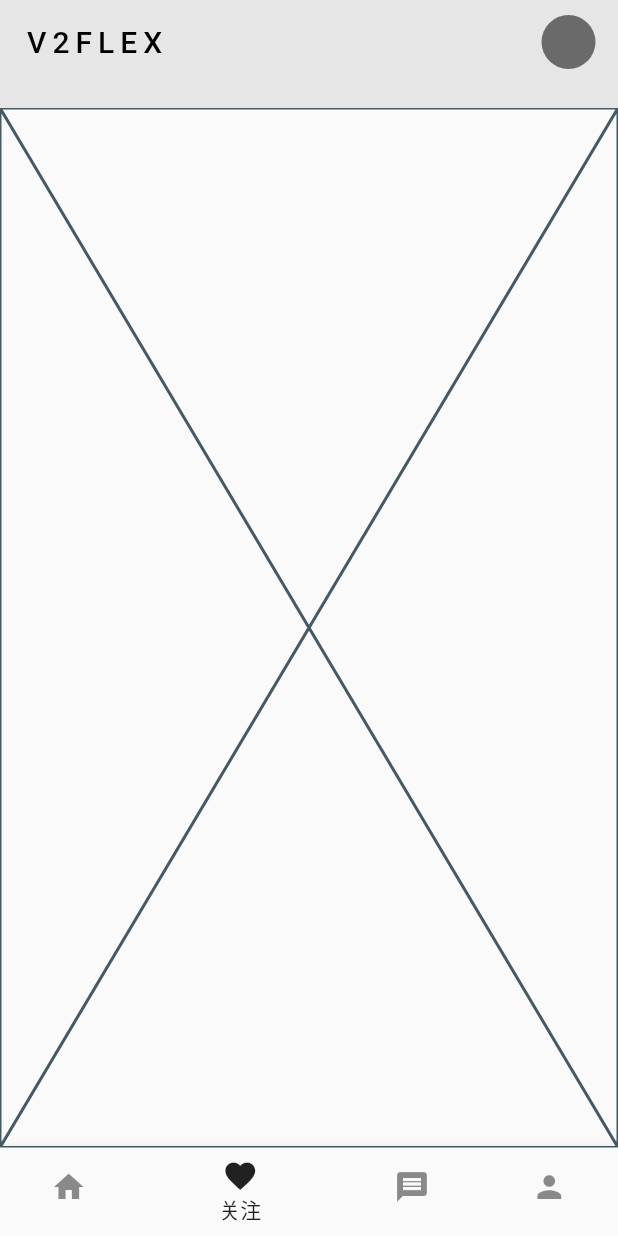
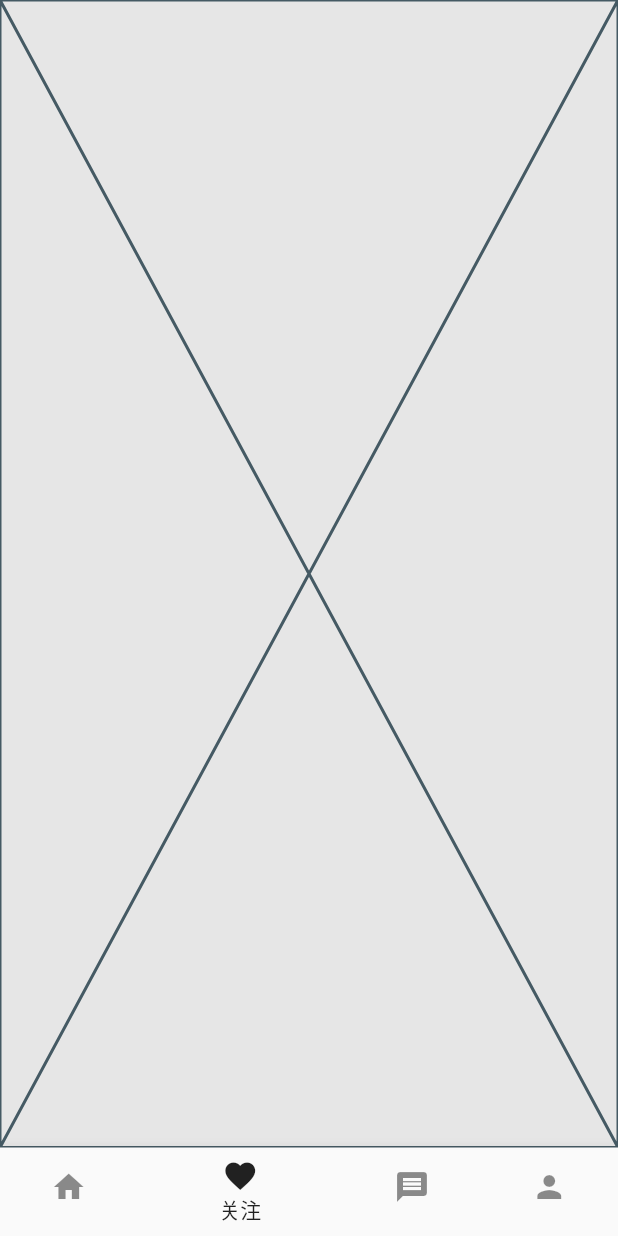
Before and after one commit to green0511/v2flex, a Flutter app: the screen it shows after launch, swiped to page 2, on a phone screen of 412 x 824 dp. Run offline on Flutter 3.47's test engine with Material 2 defaults, Android fonts, the phone set to English and light mode, and no system bars; our stand-ins replace dio, dotted_border; network calls fail.

Commit message:
feat: remove AppBar

```diff
--- a/lib/containers/AppBar.dart
+++ /dev/null
@@ -1,48 +0,0 @@
-import 'package:flutter/material.dart';
-import 'package:v2flex/pages/user.dart';
-
-PreferredSize renderAppBar () {
-  return PreferredSize(
-    preferredSize: Size.fromHeight(72),
-    child: AppBar(
-      backgroundColor: Color.fromARGB(255, 230, 230, 230),
-      elevation: 0,
-      centerTitle: false,
-      title: Text(
-        'v2flex'.toUpperCase(),
-        style: TextStyle(
-          color: Colors.black,
-          letterSpacing: 4,
-        ),
-      ),
-      actions: <Widget>[
-        Avatar(),
-      ],
-    ),
-  );
-}
-
-class Avatar extends StatelessWidget {
-  @override
-  Widget build(BuildContext context) {
-    return Center(
-      child: GestureDetector(
-        onTap: () {
-          Navigator.push(
-            context,
-            MaterialPageRoute(builder: (context) => UserRoute()),
-          );
-        },
-        child: Container(
-          margin: EdgeInsets.only(right: 15),
-          width: 36,
-          height: 36,
-          decoration: BoxDecoration(
-            color: Colors.black54,
-            borderRadius: BorderRadius.circular(36),
-          ),
-        ),
-      )
-    );
-  }
-}
--- a/lib/main.dart
+++ b/lib/main.dart
@@ -3,7 +3,6 @@ import 'package:flutter/material.dart';
 import 'utils/http_client.dart';
 
 import 'containers/HomeFeed.dart';
-import 'containers/AppBar.dart';
 
 void main() {
   initDio();
@@ -58,8 +57,10 @@ class MainState extends State<Main> {
   @override
   Widget build(BuildContext context) {
     return Scaffold(
-      appBar: renderAppBar(),
-      body: PageView.builder(
+      body: Container(
+        color: Color.fromARGB(255, 230, 230, 230),
+        child: SafeArea(
+          child: PageView.builder(
             onPageChanged: (index) {
               setState(() {
                 _currentIndex = index;
@@ -70,6 +71,8 @@ class MainState extends State<Main> {
             itemBuilder: (context, index) {
               return getWidgetFns[index]();
             },
+          ),
+        ),
       ),
       bottomNavigationBar: BottomNavigationBar(
         backgroundColor: Color.fromARGB(255, 240, 240, 240),
```
Also changed, not shown: lib/containers/HomeFeed.dart (+34 -8 lines). Lines whose indentation alone changed are shown as unchanged.
